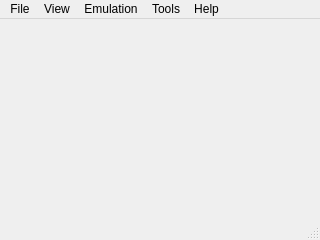
gyrovorbis/elysian-shadows, file ElysianVMU/qtcreator/ElysianVMU/gyro_vmu_main_window.ui: the form before one commit.
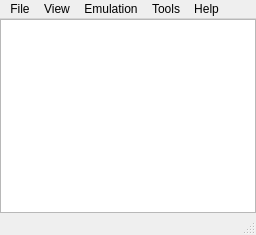
The form after the commit. Icons and pictures are not drawn.

What changed in the file:
```diff
--- a/ElysianVMU/qtcreator/ElysianVMU/gyro_vmu_main_window.ui
+++ b/ElysianVMU/qtcreator/ElysianVMU/gyro_vmu_main_window.ui
@@ -6,10 +6,16 @@
    <rect>
     <x>0</x>
     <y>0</y>
-    <width>320</width>
-    <height>240</height>
+    <width>256</width>
+    <height>235</height>
    </rect>
   </property>
+  <property name="sizePolicy">
+   <sizepolicy hsizetype="Ignored" vsizetype="Ignored">
+    <horstretch>0</horstretch>
+    <verstretch>0</verstretch>
+   </sizepolicy>
+  </property>
   <property name="windowTitle">
    <string>ElysianVMU v 0.0.1 Alpha</string>
   </property>
@@ -21,10 +27,19 @@
    <enum>Qt::LeftToRight</enum>
   </property>
   <widget class="QWidget" name="centralwidget">
+   <property name="sizePolicy">
+    <sizepolicy hsizetype="MinimumExpanding" vsizetype="MinimumExpanding">
+     <horstretch>0</horstretch>
+     <verstretch>0</verstretch>
+    </sizepolicy>
+   </property>
    <layout class="QVBoxLayout" name="verticalLayout">
     <property name="spacing">
      <number>0</number>
     </property>
+    <property name="sizeConstraint">
+     <enum>QLayout::SetMinAndMaxSize</enum>
+    </property>
     <property name="leftMargin">
      <number>0</number>
     </property>
@@ -37,6 +52,33 @@
     <property name="bottomMargin">
      <number>0</number>
     </property>
+    <item>
+     <widget class="QGraphicsView" name="graphicsView">
+      <property name="sizePolicy">
+       <sizepolicy hsizetype="MinimumExpanding" vsizetype="MinimumExpanding">
+        <horstretch>0</horstretch>
+        <verstretch>0</verstretch>
+       </sizepolicy>
+      </property>
+      <property name="lineWidth">
+       <number>0</number>
+      </property>
+      <property name="verticalScrollBarPolicy">
+       <enum>Qt::ScrollBarAlwaysOff</enum>
+      </property>
+      <property name="horizontalScrollBarPolicy">
+       <enum>Qt::ScrollBarAlwaysOff</enum>
+      </property>
+      <property name="sceneRect">
+       <rectf>
+        <x>0.000000000000000</x>
+        <y>0.000000000000000</y>
+        <width>0.000000000000000</width>
+        <height>0.000000000000000</height>
+       </rectf>
+      </property>
+     </widget>
+    </item>
    </layout>
   </widget>
   <widget class="QMenuBar" name="menubar">
@@ -44,7 +86,7 @@
     <rect>
      <x>0</x>
      <y>0</y>
-     <width>320</width>
+     <width>256</width>
      <height>22</height>
     </rect>
    </property>
```
Left out of the diff: 96 changed lines with no effect on the pictures.
